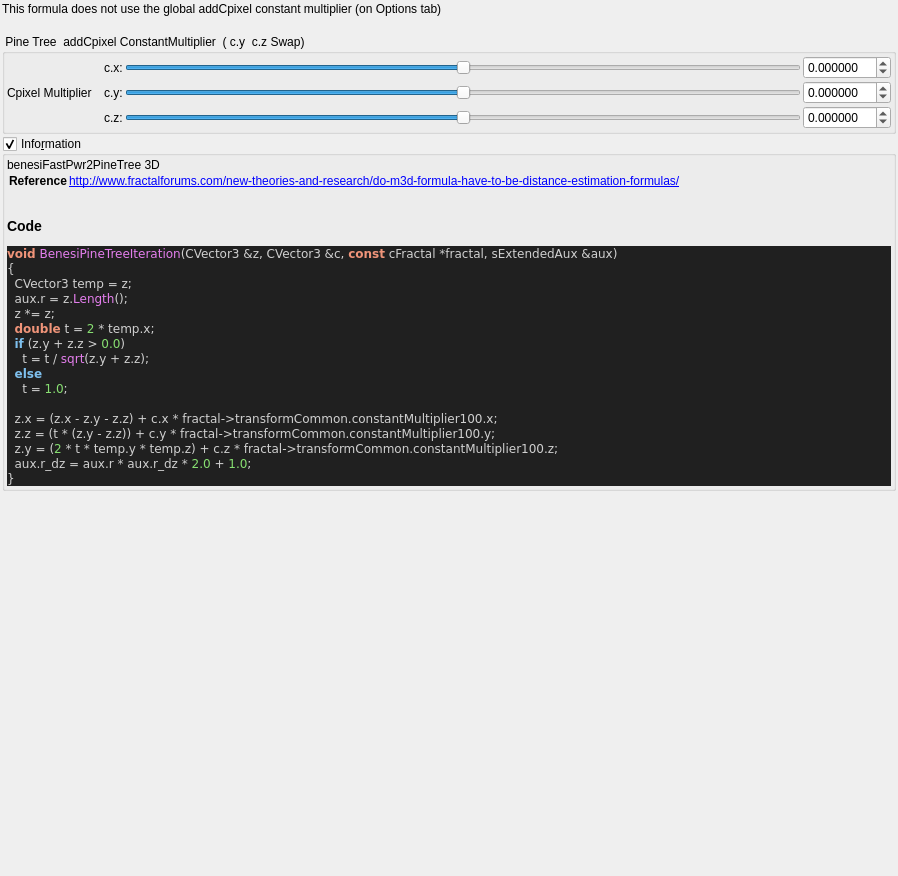
Before: the Qt Designer form mandelbulber2/qt_data/fractal_benesi_pine_tree.ui in buddhi1980/mandelbulber2, drawn with Qt 5.
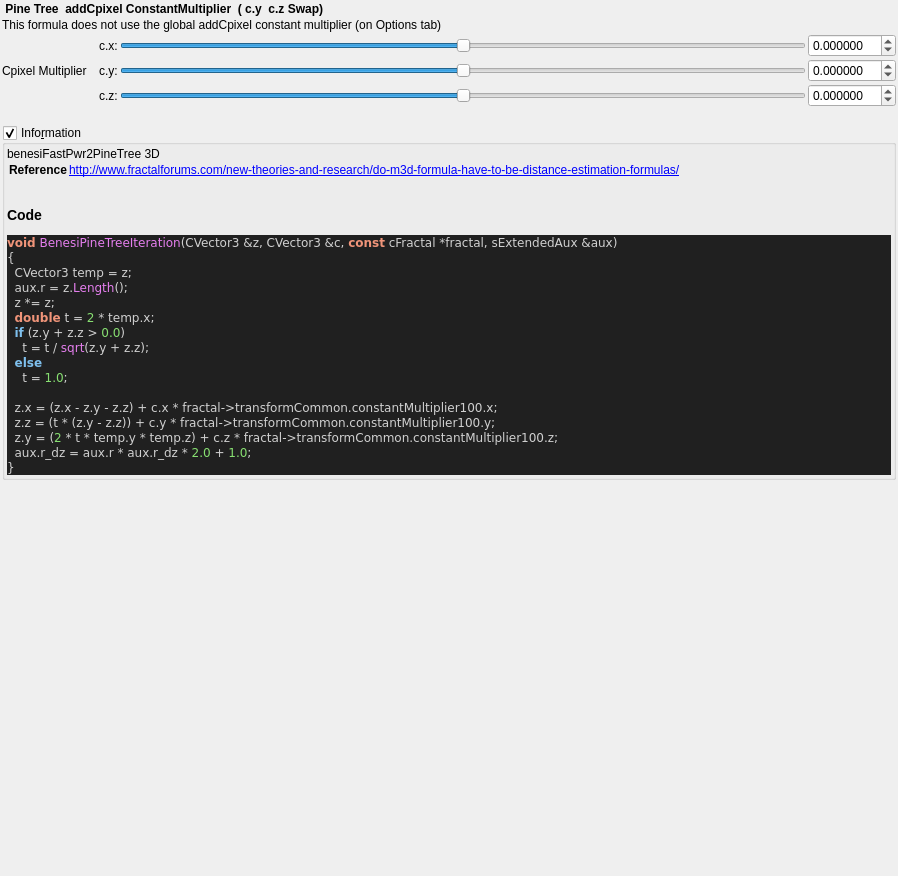
After: the same form once the commit is applied. Custom widgets are drawn as their Qt base class.

```diff
--- a/mandelbulber2/qt_data/fractal_benesi_pine_tree.ui
+++ b/mandelbulber2/qt_data/fractal_benesi_pine_tree.ui
@@ -29,6 +29,19 @@
    <property name="bottomMargin">
     <number>2</number>
    </property>
+   <item>
+    <widget class="QLabel" name="label_115">
+     <property name="font">
+      <font>
+       <weight>75</weight>
+       <bold>true</bold>
+      </font>
+     </property>
+     <property name="text">
+      <string> Pine Tree  addCpixel ConstantMultiplier  ( c.y  c.z Swap)</string>
+     </property>
+    </widget>
+   </item>
    <item>
     <widget class="QLabel" name="label">
      <property name="text">
@@ -37,40 +50,6 @@
     </widget>
    </item>
    <item>
-    <widget class="QLabel" name="label_2">
-     <property name="text">
-      <string/>
-     </property>
-    </widget>
-   </item>
-   <item>
-    <widget class="QGroupBox" name="groupBox">
-     <property name="toolTip">
-      <string>&lt;html&gt;&lt;head/&gt;&lt;body&gt;&lt;p&gt;Cpixel is CVector3 c = ( c.x, c.y, c.z). It is each original point (pixel) in 3D space where the iteration starts from, ( c = original z for each point .) It is commonly found in formula structures z = f(z) + c.&lt;/p&gt;&lt;p&gt;The Cpixel multiplier effectively scales this point &amp;quot;c&amp;quot;.&lt;/p&gt;&lt;p&gt;In this formula the c.y and c.z components of &amp;quot;CVector3 c&amp;quot; are swapped before being multiplied by &amp;quot;CVector3 z&amp;quot; components.&lt;/p&gt;&lt;p&gt;&lt;br/&gt;&lt;/p&gt;&lt;p&gt;&lt;br/&gt;&lt;/p&gt;&lt;/body&gt;&lt;/html&gt;</string>
-     </property>
-     <property name="title">
-      <string> Pine Tree  addCpixel ConstantMultiplier  ( c.y  c.z Swap)</string>
-     </property>
-     <property name="checkable">
-      <bool>false</bool>
-     </property>
-     <layout class="QVBoxLayout" name="verticalLayout_35" stretch="0">
-      <property name="spacing">
-       <number>2</number>
-      </property>
-      <property name="leftMargin">
-       <number>2</number>
-      </property>
-      <property name="topMargin">
-       <number>2</number>
-      </property>
-      <property name="rightMargin">
-       <number>2</number>
-      </property>
-      <property name="bottomMargin">
-       <number>2</number>
-      </property>
-      <item>
        <layout class="QGridLayout" name="gridLayout_37">
         <property name="spacing">
          <number>2</number>
@@ -255,7 +234,11 @@
         </item>
        </layout>
       </item>
-     </layout>
+   <item>
+    <widget class="QLabel" name="label_2">
+     <property name="text">
+      <string/>
+     </property>
     </widget>
    </item>
    <item>
```
Lines whose indentation alone changed are shown as unchanged.
